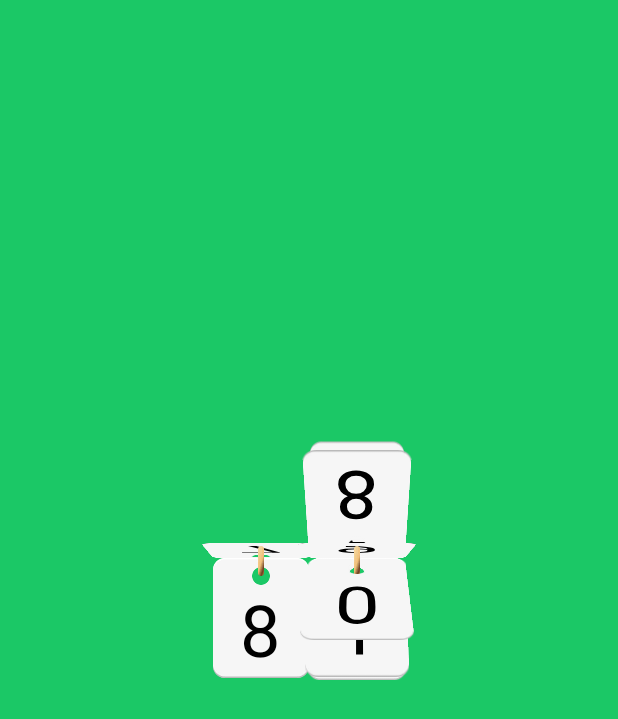
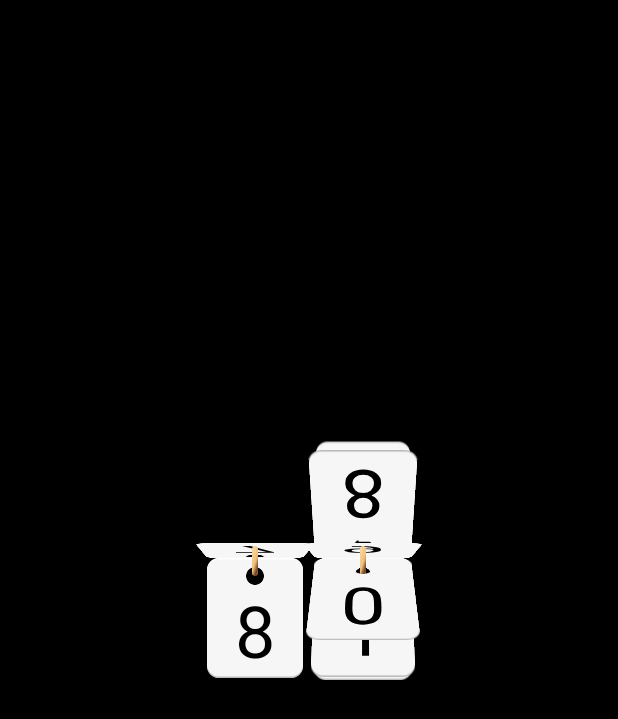
Before and after one commit to Woutervdvelde/ComposePractice, an Android app built with Jetpack Compose: the composable CounterScreen shown on its own in the app's theme, on a phone screen of 412 x 824 dp. Shown: the top 719 px of the screen. Run offline under Robolectric (Android 15) with nearby library versions, the phone set to English and light mode, and no system bars; 1 statement that could not run was skipped.

Commit message:
Fixed card spacing and added optional textStyle

```diff
--- a/app/src/main/java/com/example/composepractice/ui/project/counter/Counter.kt
+++ b/app/src/main/java/com/example/composepractice/ui/project/counter/Counter.kt
@@ -24,6 +24,7 @@ import androidx.compose.ui.graphics.Color
 import androidx.compose.ui.graphics.TransformOrigin
 import androidx.compose.ui.graphics.graphicsLayer
 import androidx.compose.ui.res.painterResource
+import androidx.compose.ui.text.TextStyle
 import androidx.compose.ui.tooling.preview.Preview
 import androidx.compose.ui.unit.IntOffset
 import androidx.compose.ui.unit.dp
@@ -46,7 +47,8 @@ fun Counter(
     modifier: Modifier = Modifier,
     flipDelay: Float = 250f,
     flipDuration: Float = 1000f,
-    flipEasing: Easing = EaseInOut
+    flipEasing: Easing = EaseInOut,
+    textStyle: TextStyle = TextStyle.Default.copy(fontSize = 48.sp)
 ) {
     val tens = mutableListOf<Int>()
     val ones = mutableListOf<Int>()
@@ -55,18 +57,23 @@ fun Counter(
         ones += n % 10
     }
 
-    Row(modifier = modifier) {
+    Row(
+        horizontalArrangement = Arrangement.spacedBy(8.dp),
+        modifier = modifier
+    ) {
         SingleCounter(
             animationList = tens,
             flipDelay = flipDelay,
             flipDuration = flipDuration,
-            flipEasing = flipEasing
+            flipEasing = flipEasing,
+            textStyle = textStyle
         )
         SingleCounter(
             animationList = ones,
             flipDelay = flipDelay,
             flipDuration = flipDuration,
-            flipEasing = flipEasing
+            flipEasing = flipEasing,
+            textStyle = textStyle
         )
     }
 }
@@ -77,10 +84,14 @@ private fun SingleCounter(
     flipDelay: Float,
     flipDuration: Float,
     flipEasing: Easing,
+    textStyle: TextStyle,
     modifier: Modifier = Modifier
 ) {
     Box(contentAlignment = Alignment.TopCenter, modifier = modifier) {
-        CountdownCard(day = animationList.first())
+        CountdownCard(
+            day = animationList.first(),
+            textStyle = textStyle
+        )
         CountdownCardRing(modifier.graphicsLayer { translationY = -8.dp.toPx() })
         animationList.forEachIndexed { index, number ->
             val previous = animationList.getOrNull(index - 1)
@@ -92,6 +103,7 @@ private fun SingleCounter(
                 flipDelay = flipDelay,
                 flipDuration = flipDuration,
                 flipEasing = flipEasing,
+                textStyle = textStyle
             )
         }
     }
@@ -104,6 +116,7 @@ fun AnimatedCountdownCard(
     flipDelay: Float,
     flipDuration: Float,
     flipEasing: Easing,
+    textStyle: TextStyle
 ) {
     val rotationX = remember { Animatable(270f) }
     val zIndex by remember { derivedStateOf { if (rotationX.value > 90f) -index.toFloat() else 0f } }
@@ -123,6 +136,7 @@ fun AnimatedCountdownCard(
 
     CountdownCard(
         day = number,
+        textStyle = textStyle,
         modifier = Modifier
             .graphicsLayer {
                 transformOrigin = TransformOrigin(0.5f, 0f)
@@ -133,7 +147,11 @@ fun AnimatedCountdownCard(
 }
 
 @Composable
-private fun CountdownCard(day: Int, modifier: Modifier = Modifier) {
+private fun CountdownCard(
+    day: Int,
+    textStyle: TextStyle,
+    modifier: Modifier = Modifier
+) {
     Box(
         contentAlignment = Alignment.Center,
         modifier = modifier
@@ -147,7 +165,7 @@ private fun CountdownCard(day: Int, modifier: Modifier = Modifier) {
         Text(
             modifier = Modifier.offset { IntOffset(x = 0, y = 10.dp.roundToPx()) },
             text = day.toString(),
-            fontSize = 48.sp,
+            style = textStyle,
             color = Color.Black
         )
     }
--- a/app/src/main/java/com/example/composepractice/ui/project/counter/CounterScreen.kt
+++ b/app/src/main/java/com/example/composepractice/ui/project/counter/CounterScreen.kt
@@ -9,7 +9,7 @@ import androidx.compose.material3.Scaffold
 import androidx.compose.runtime.Composable
 import androidx.compose.ui.Alignment
 import androidx.compose.ui.Modifier
-import com.example.composepractice.ui.theme.FramnaGreen
+import androidx.compose.ui.graphics.Color
 
 @Composable
 fun CounterScreen() {
@@ -19,7 +19,7 @@ fun CounterScreen() {
             verticalArrangement = Arrangement.Center,
             modifier = Modifier
                 .fillMaxSize()
-                .background(FramnaGreen)
+                .background(Color.Black)
                 .padding(contentPadding)
         ) {
             Counter(
```
